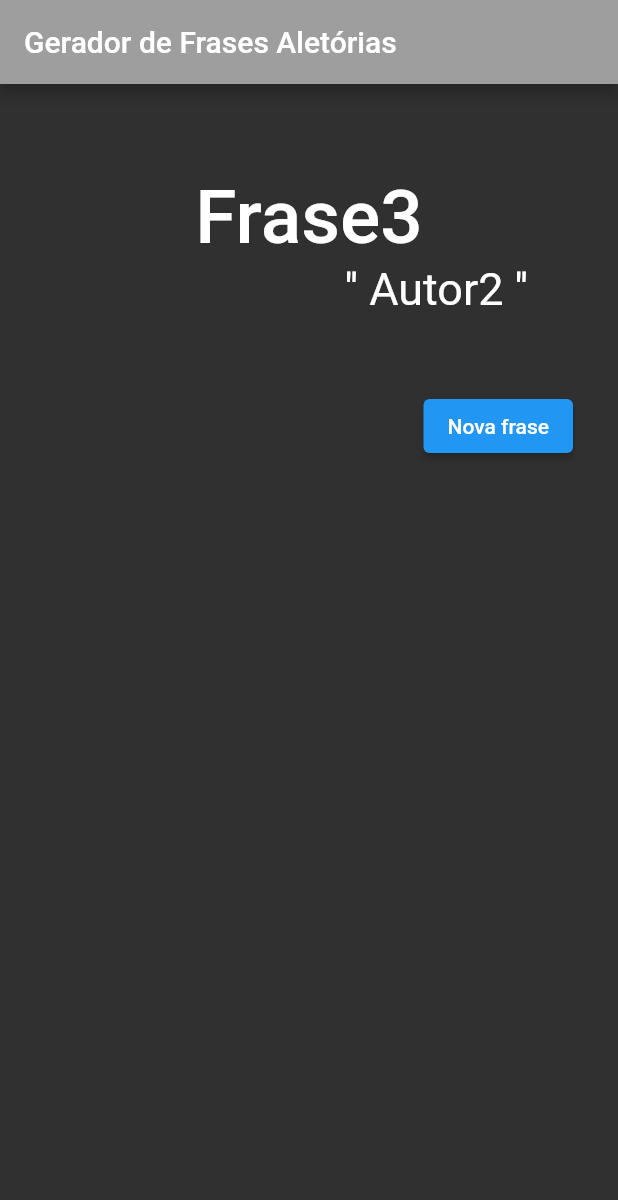
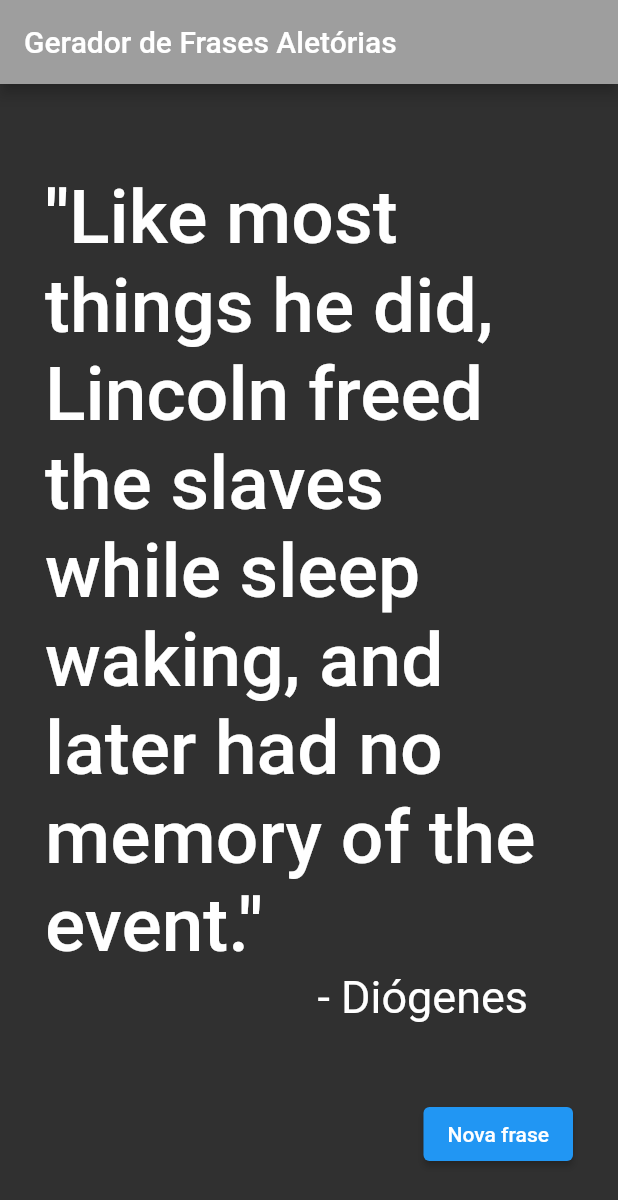
Before and after one commit to Cereser01/Random_Phrase_Generator, a Flutter app: the screen it shows after launch, on a phone screen of 412 x 824 dp. Shown: the top 1200 px of the screen. Run offline on Flutter 3.47's test engine with Material 2 defaults, Android fonts, the phone set to English and light mode, and no system bars.

Commit message:
Adicionei frases e autores

```diff
--- a/frases_aletorias_app/lib/home.dart
+++ b/frases_aletorias_app/lib/home.dart
@@ -11,18 +11,94 @@ class Home extends StatefulWidget{
 class _HomeState extends State<Home> {
 
   final List<String> listaFrases = [
-    "Frase1",
-    "Frase2",
-    "Frase3",
-    "Frase4",
-    "Frase5",
-    "Frase6",
-    "Frase7"
-  ];
+    "what’s crackin little bitches",
+    "Br 153 é a rodovia do diabo",
+    "Society is not all bad, we got music and bloodsports",
+    "Nothing a little bit of cocaine won’t fix",
+    "Follow the Pope on Twitter to spend less time on purgatory.",
+    "Celular phones will not give you cancer, only hepatites.",
+    "The first commercial airline flight took to the air in 1914. Everyone involved screamed the entire way.",
+    "In 1948, at the request of a dying boy, baseball legend Babe Ruth ate seventy-five hot dogs, then died of hot dog poisoning.",
+    "89% of magic tricks are not magic. Technically, they are sorcery.",
+    "At some point in their lives 1 in 6 children will be abducted by the Dutch",
+    "Like most things he did, Lincoln freed the slaves while sleep waking, and later had no memory of the event.",
+    "Halley's Comet can be viewed orbiting earth every 76 years, for the other 75, it retreats to the heart of the Sun, where it hibernates undisturbed.",
+    "While the submarine is vastly superior to the boat in every way, over 97% of people use boats for aquatic transportation",
+    "Marie Curie invented the theory of radioactivity, the treatment of radioactivity, and dying of radioactivity.",
+    "My fellow scientist, have you considered rejecting humanity, and returing to monkey? Food for thought.",
+    "beat me with bars of soap in tube socks",
+    "If you live with apes man, it's hard to be clean",
+    "Somos Brasileiros! Vamos à luta, filhos da p-pátria!",
+    "Sometimes all a man needs is a chrome pimpmobile",
+    "Life is unpredictable. Cult management is hard.",
+    "Todo mundo toma banho usando porra de macaco",
+    "Studies have shown that seals react very positevely to blackface",
+    "Tua perna parece a perna de uma mesa",
+    "Download: Free Bee Movie XxX deleted scenes HD 4K (2022, Big Ounce edition No Virus) !",
+    "let's eat gem stones and listen to old school black metal at the river together",
+    "While you were wasting time counting sheep, I was training. Studying the pond. Counting the numerous bass I caught. Only to release them for tomorrow, when I start the cycle over",
+    "Of course I don't sleep I got fish to catch",
+    "Já matei 8 pessoas e enterrei ali no mato! Kkkk brincadeira xD to zoando xP",
+    "Eu tinha é claro, princípios, como o que a mulher dos amigos era sagrada. Por isso, simplesmente cessava dias antes, a amizade com os maridos",
+    "We are only born hating the Fr*nch. Everything else is acquired.",
+    "eat plastic bags so turtles dont need to",
+    "Three can keep a secret if two are dead",
+    "Hard times calls for hard men to make hard choices while hard.",
+    "Splice my genes daddy",
+    "a prostata do Ciro Gomes tem tudo para solucionar os problemas desse pais",
+    "why don't you peel off your skin? go ahead. peel it off",
+    "tudo branco e pastoso pode ser considerado catupiry",
+    "Tudo pode ser pastel de frango, basta o tempero correto",
+    "dance like a lunatic on the sidewalk",
+    "Italians heard of noodles from the chinese, removed the dog, and created pasta.",
+    "not knowing you're retarded helps with confidence",
+    "Therapists are for losers, real men kill themselves when something doesn't go their way",
+    "cause emotional trauma to random people on the streets by any means necessary",
+    "When two men swordfight in the shower, the winner strikes first",
+    "the only cure for being french is euthanasia. unfortunately most french people choose to instead live in france.",
+    "Does the Pope shit in the woods?",
+    "i hope everyone whos happier than me gets hit by a truck",
+    "Respeite os chineses e não conhecerás a mulher motoca",
+    "Let's eat trash and get hit by a car",
+    "Praying on someone's downfall isn't enough, I need to participate in it",
+    "Hey kids! Homework stinks! Now lets do something relatable like the macarena",
+    "sausages, which is all the parts of meat they don't put in dog food.",
+    "Shotguns are such diverse platforms, used by breachers, duck hunters and sad musicians everywhere"
+    ];
 
   final List<String> listaAutores = [
-    "Autor1",
-    "Autor2"
+    "Albert Einstein",
+    "Karl Marx",
+    "Vinícius Pacheco",
+    "Bruno Ceresér",
+    "Platão",
+    "Diógenes",
+    "Sigmund Freud",
+    "Aristóteles",
+    "Barack Obama",
+    "Rei Charles III",
+    "Luis IVX",
+    "Adolf Hitler",
+    "Manfred Heil Junior",
+    "Kurt Cobain",
+    "Martin Luther King",
+    "Lionel Messi",
+    "Martin Luther",
+    "Papa Francisco",
+    "Vladmir Putin",
+    "Mao Tse Tung",
+    "Kim Jong Un",
+    "Luis Inácio Lula da Silva",
+    "Jair Messias Bolsonaro",
+    "Roberto Carlos",
+    "Madre Teresa de Calcutá",
+    "Jesus Cristo",
+    "Leonardo Da Vinci",
+    "Luana Ceresér",
+    "Martim Raeder",
+    "Jaisson Potrich dos Reis",
+    "Kanye West",
+    "Raul Seixas"
   ];
 
   var _random = Random();
@@ -47,7 +123,7 @@ class _HomeState extends State<Home> {
                 alignment: Alignment.center,
                 padding: const EdgeInsets.only(top: 30),
                 child: Text(
-                  listaFrases[_random.nextInt(listaFrases.length)],
+                  "''" + listaFrases[_random.nextInt(listaFrases.length)] + "''",
                   style: const TextStyle(
                     color: Colors.white,
                     fontWeight: FontWeight.w500,
@@ -60,7 +136,7 @@ class _HomeState extends State<Home> {
                 alignment: Alignment.topRight,
                 padding: const EdgeInsets.only(right: 30),
                 child: Text(
-                  " '' " + listaAutores[_random.nextInt(listaAutores.length)] + " ''",
+                  "- " + listaAutores[_random.nextInt(listaAutores.length)],
                   style: const TextStyle(
                     color: Colors.white,
                     fontWeight: FontWeight.w400,
```
Also changed, not shown: frases_aletorias_app/pubspec.lock.
